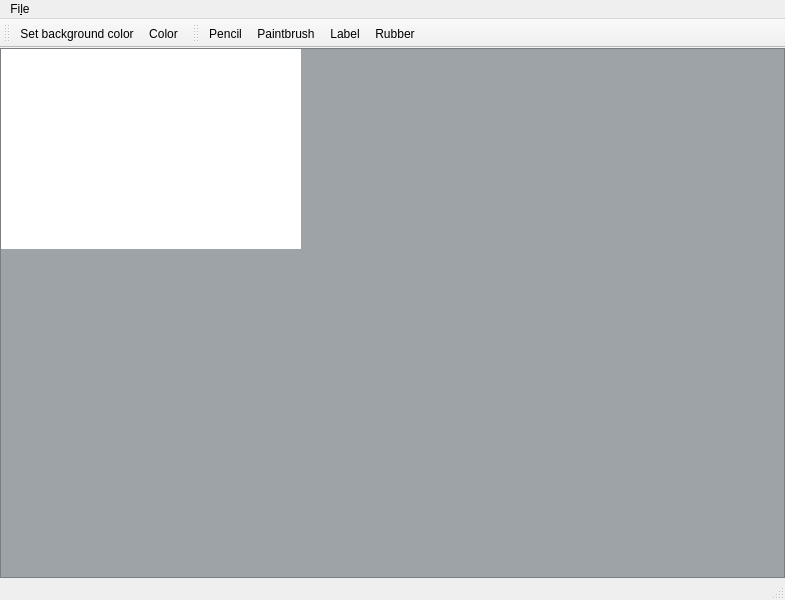
Qt form adaptink.ui (TiWinDeTea/Adaptink) before a commit.
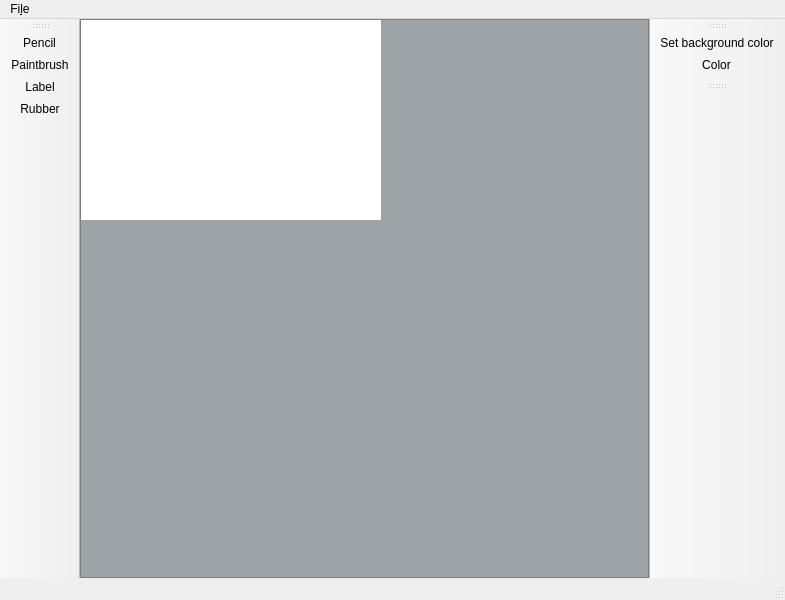
The same form after that commit. Custom widgets are drawn as their Qt base class.

Commit message: Add tool size spin box and improve various tools.

The edit to the form file:
```diff
--- a/adaptink.ui
+++ b/adaptink.ui
@@ -965,7 +965,7 @@
     <string>toolBar</string>
    </property>
    <attribute name="toolBarArea">
-    <enum>TopToolBarArea</enum>
+    <enum>RightToolBarArea</enum>
    </attribute>
    <attribute name="toolBarBreak">
     <bool>false</bool>
@@ -978,7 +978,7 @@
     <string>toolBar_2</string>
    </property>
    <attribute name="toolBarArea">
-    <enum>TopToolBarArea</enum>
+    <enum>LeftToolBarArea</enum>
    </attribute>
    <attribute name="toolBarBreak">
     <bool>false</bool>
@@ -988,7 +988,18 @@
    <addaction name="actionToolLabel"/>
    <addaction name="actionRubber"/>
   </widget>
-  <action name="actionSave">
+  <widget class="QToolBar" name="toolBarContextual">
+   <property name="windowTitle">
+    <string>contextual toolbar</string>
+   </property>
+   <attribute name="toolBarArea">
+    <enum>RightToolBarArea</enum>
+   </attribute>
+   <attribute name="toolBarBreak">
+    <bool>false</bool>
+   </attribute>
+  </widget>
+  <action name="actionExport">
    <property name="text">
     <string>Save</string>
    </property>
```
Left out of the diff: 15 changed lines with no effect on the pictures. The commit also changes 4 other files.
